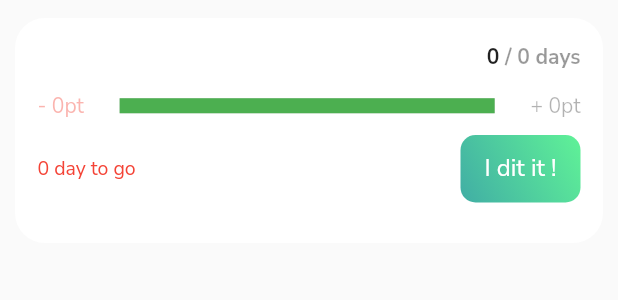
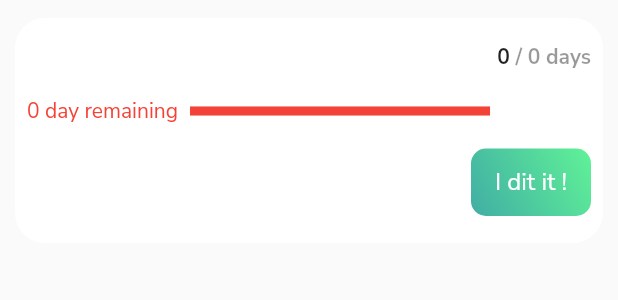
Before and after one commit to Nolab0/Jindo, a Flutter app: the HabitCard widget shown alone on an empty page, opened directly with empty values, on a phone screen of 412 x 824 dp. Shown: the top 300 px of the screen. Run offline on Flutter 3.47's test engine with Material 2 defaults, Android fonts, the light colour scheme and no system bars; our stand-ins replace cloud_firestore, firebase_auth, firebase_core, flutter_spinkit, google_fonts; accounts and stored records are empty; network calls fail.

```diff
--- a/lib/business_logic/auth.dart
+++ b/lib/business_logic/auth.dart
@@ -1,5 +1,6 @@
 import 'package:firebase_auth/firebase_auth.dart';
 import 'package:greennindo/data_access/database.dart';
+import 'package:greennindo/models/habit.dart';
 import 'package:greennindo/models/user_data.dart';
 
 class AuthService {
@@ -19,9 +20,9 @@ class AuthService {
     try {
       UserCredential result = await _auth.signInAnonymously();
       User user = result.user;
-
       //create a new document for the user with the uid
-      await DatabaseService(uid: user.uid).updateUserData("Thibault", 88);
+      await DatabaseService(uid: user.uid)
+          .updateUserData("User", 50, false, []);
       return _userFromFirebaseUser(user);
     } catch (e) {
       print("Log-in anonymously error : " + e.toString());
--- a/lib/business_logic/surveyLogic.dart
+++ b/lib/business_logic/surveyLogic.dart
@@ -2,6 +2,7 @@ import 'dart:convert';
 import 'package:flutter/cupertino.dart';
 import 'package:flutter/material.dart';
 import 'package:flutter/services.dart';
+import 'package:greennindo/models/habit.dart';
 import 'package:greennindo/models/survey_data.dart';
 import 'package:greennindo/data_access/database.dart';
 import 'package:greennindo/models/question.dart';
@@ -30,12 +31,13 @@ void updateName(
     UserData userData, SurveyData survey, int questionIndex, String name) {
   Question question = survey.questions[questionIndex];
   question.answer = name;
-  DatabaseService(uid: userData.uid).updateUserData(name, 50);
+  DatabaseService(uid: userData.uid).updateUserData(name, 50, false, []);
 }
 
 //Finish the survey, save the score in firebase and redirect to the main page
 void finishSurvey(UserData userData, int finalScore, BuildContext context) {
-  DatabaseService(uid: userData.uid).updateUserData(userData.name, finalScore);
+  DatabaseService(uid: userData.uid)
+      .updateUserData(userData.name, finalScore, true, []);
   Navigator.pushReplacement(
       context, MaterialPageRoute(builder: (context) => MainPage()));
 }
--- a/lib/models/habit.dart
+++ b/lib/models/habit.dart
@@ -5,11 +5,77 @@ class Habit {
   int objectiveTimes;
   int gainedPoints; //the amount of points of the habit
   int loosePoints; //amount of loose points if the habit is failed
+  int delay; //the delay in days to take the habit
+  int difficulty; //difficulty in a scale of 10 of the habit
   bool doneToday;
   bool finished;
+  bool selected;
+  bool recommended;
   DateTime limit; //objective should be realize before this date
 
   //constructor
-  Habit(this.name, this.currentTimes, this.objectiveTimes, this.gainedPoints,
-      this.loosePoints, this.doneToday, this.finished, this.limit);
+  Habit(
+      this.name,
+      this.currentTimes,
+      this.objectiveTimes,
+      this.gainedPoints,
+      this.difficulty,
+      this.loosePoints,
+      this.doneToday,
+      this.finished,
+      this.selected,
+      this.delay,
+      this.recommended,
+      this.limit);
+
+  //Methods
+  Habit.fromJson(Map<String, dynamic> json)
+      : name = json['name'],
+        currentTimes = 0,
+        objectiveTimes = json['objectiveTimes'],
+        gainedPoints = json['gainedPoints'],
+        difficulty = json['difficulty'],
+        loosePoints = json['loosePoints'],
+        doneToday = false,
+        selected = false,
+        finished = false,
+        delay = json['delay'],
+        recommended = false,
+        limit = DateTime.now().add(Duration(days: json['delay']));
+
+  Habit.fromFirestore(Map<String, dynamic> json)
+      : name = json['name'],
+        currentTimes = json['currentTimes'],
+        objectiveTimes = json['objectiveTimes'],
+        gainedPoints = json['gainedPoints'],
+        loosePoints = json['loosePoints'],
+        difficulty = json['difficulty'],
+        doneToday = json['doneToday'],
+        selected = json['selected'],
+        finished = json['finished'],
+        delay = json['delay'],
+        recommended = json['recommended'],
+        limit = json['limit'].toDate();
+
+  Map<String, dynamic> toJson() {
+    return {
+      'name': name,
+      'currentTimes': currentTimes,
+      'objectiveTimes': objectiveTimes,
+      'gainedPoints': gainedPoints,
+      'loosePoints': loosePoints,
+      'difficulty': difficulty,
+      'doneToday': doneToday,
+      'selected': selected,
+      'finished': finished,
+      'delay': delay,
+      'recommended': recommended,
+      'limit': limit
+    };
+  }
+
+  //Select or deselect an habit
+  void select() {
+    selected = !selected;
+  }
 }
--- a/lib/models/survey_data.dart
+++ b/lib/models/survey_data.dart
@@ -1,5 +1,3 @@
-import 'dart:convert';
-
 import 'package:greennindo/models/question.dart';
 
 //Class that contain data for the survey
--- a/lib/presentation/partialViews/answerCard.dart
+++ b/lib/presentation/partialViews/answerCard.dart
@@ -10,7 +10,7 @@ class Option extends StatelessWidget {
     return Container(
         width: 100,
         height: 70,
-        margin: EdgeInsets.symmetric(vertical: 25, horizontal: 15),
+        margin: EdgeInsets.symmetric(vertical: 20, horizontal: 15),
         padding: EdgeInsets.symmetric(horizontal: 20, vertical: 10),
         decoration: BoxDecoration(
             border: Border.all(
--- a/lib/presentation/partialViews/habitCard.dart
+++ b/lib/presentation/partialViews/habitCard.dart
@@ -4,8 +4,9 @@ import 'package:greennindo/models/habit.dart';
 import 'package:greennindo/presentation/utilities/color.dart';
 import 'package:greennindo/presentation/utilities/gradientButton.dart';
 
+//Class for habit card in the main page
 class HabitCard extends StatefulWidget {
-  Habit habit;
+  final Habit habit;
   HabitCard({@required this.habit});
   @override
   _HabitCardState createState() => _HabitCardState();
@@ -22,7 +23,7 @@ class _HabitCardState extends State<HabitCard> {
   void initState() {
     habit = widget.habit;
     daysRemaining = habit.limit.difference(DateTime.now()).inDays;
-    if (daysRemaining - habit.objectiveTimes < 0) {
+    if (daysRemaining - (habit.objectiveTimes - habit.currentTimes) < 0) {
       impossible = true;
     }
     if (daysRemaining > 1) {
@@ -37,10 +38,8 @@ class _HabitCardState extends State<HabitCard> {
       width: double.infinity,
       height: 150,
       margin: EdgeInsets.symmetric(horizontal: 10, vertical: 12),
-      padding: EdgeInsets.symmetric(vertical: 15, horizontal: 15),
-      child: Column(
-        crossAxisAlignment: CrossAxisAlignment.start,
-        children: [
+      padding: EdgeInsets.fromLTRB(8, 15, 8, 5),
+      child: Column(crossAxisAlignment: CrossAxisAlignment.start, children: [
         Row(
           mainAxisAlignment: MainAxisAlignment.spaceBetween,
           children: [
@@ -74,45 +73,29 @@ class _HabitCardState extends State<HabitCard> {
           ],
         ),
         Container(
-            margin: EdgeInsets.fromLTRB(0, 12, 0, 10),
+          padding: EdgeInsets.symmetric(vertical: 10),
           child: Row(
-              mainAxisAlignment: MainAxisAlignment.spaceBetween,
             children: [
-                Text(
-                  "- " + habit.loosePoints.toString() + "pt",
-                  style: TextStyle(color: Colors.red.withOpacity(0.4)),
-                ),
+              Text(daysRemaining.toString() + " " + day + " remaining",
+                  style: TextStyle(
+                    color: daysRemaining > 2 ? Colors.black : Colors.red,
+                  )),
               Container(
-                  width: 250,
+                margin: EdgeInsets.symmetric(vertical: 12, horizontal: 8),
+                width: 200,
                 child: LinearProgressIndicator(
-                      minHeight: 10,
-                      valueColor: AlwaysStoppedAnimation<Color>(Colors.green),
-                      backgroundColor: Colors.grey.withOpacity(0.5),
-                      value: habit.currentTimes / habit.objectiveTimes),
-                ),
-                Text(
-                  "+ " + habit.gainedPoints.toString() + "pt",
-                  style: TextStyle(
-                      color: habit.finished
-                          ? Colors.black
-                          : Colors.black.withOpacity(0.3)),
+                    minHeight: 6,
+                    backgroundColor: Colors.grey[300],
+                    color: daysRemaining > 2 ? Colors.green : Colors.red,
+                    value: daysRemaining / habit.delay),
               )
             ],
           ),
         ),
-          Row(mainAxisAlignment: MainAxisAlignment.spaceBetween, children: [
-            if (!habit.finished)
-              Container(
-                width: 150,
-                child: Text(
-                  daysRemaining.toString() + " " + day + " to go",
-                  style: TextStyle(
-                      fontSize: 13,
-                      color: daysRemaining <= 2 ? Colors.red : Colors.black),
-                ),
-              ),
-            if (habit.finished)
-              GestureDetector(
+        Align(
+            alignment: Alignment.bottomRight,
+            child: habit.finished
+                ? GestureDetector(
                     child: GradientButton(
                       width: 150,
                       height: 50,
@@ -128,8 +111,8 @@ class _HabitCardState extends State<HabitCard> {
                       //TODO: redirect to habit choose screen
                     },
                   )
-            else if (impossible)
-              GestureDetector(
+                : impossible
+                    ? GestureDetector(
                         child: GradientButton(
                           border: false,
                           width: 80,
@@ -147,14 +130,12 @@ class _HabitCardState extends State<HabitCard> {
                           //TODO: redirect to loose point screen
                         },
                       )
-            else
-              Align(
-                  alignment: Alignment.topRight,
-                  child: (GestureDetector(
+                    : GestureDetector(
                         child: GradientButton(
                           width: 80,
                           height: 45,
-                      gradient: habit.doneToday ? whiteGradient() : gradient(),
+                          gradient:
+                              habit.doneToday ? whiteGradient() : gradient(),
                           border: habit.doneToday,
                           text: Text(
                             habit.doneToday ? "Done for today" : "I dit it !",
@@ -174,16 +155,82 @@ class _HabitCardState extends State<HabitCard> {
                                   setState(() {
                                     habit.doneToday = true;
                                     habit.currentTimes++;
-                                if (habit.currentTimes == habit.objectiveTimes)
+                                    if (habit.currentTimes ==
+                                        habit.objectiveTimes)
                                       habit.finished = true;
                                   });
                               },
-                  )))
-          ])
-        ],
-      ),
+                      )),
+      ]),
       decoration: BoxDecoration(
           color: Colors.white, borderRadius: BorderRadius.circular(20)),
     );
   }
 }
+
+//Class for habit card in the add page
+class HabitCardAdd extends StatelessWidget {
+  final Habit habit;
+  HabitCardAdd({this.habit});
+  @override
+  Widget build(BuildContext context) {
+    return Container(
+      width: 360,
+      height: 120,
+      margin: EdgeInsets.symmetric(horizontal: 8, vertical: 8),
+      padding: EdgeInsets.symmetric(vertical: 10, horizontal: 15),
+      child: Column(
+        crossAxisAlignment: CrossAxisAlignment.start,
+        mainAxisAlignment: MainAxisAlignment.spaceAround,
+        children: [
+          Row(
+            mainAxisAlignment: MainAxisAlignment.spaceBetween,
+            children: [
+              Text(
+                habit.name,
+                style: TextStyle(
+                  fontSize: 16,
+                  fontWeight: FontWeight.w600,
+                ),
+              ),
+              Column(
+                children: [
+                  Text("Objective: " +
+                      habit.objectiveTimes.toString() +
+                      " days"),
+                  Text("Period: " + habit.delay.toString() + " days")
+                ],
+              )
+            ],
+          ),
+          Row(
+            children: [
+              Text("Difficulty: "),
+              SizedBox(
+                width: 150,
+                child: LinearProgressIndicator(
+                  minHeight: 8,
+                  backgroundColor: Colors.grey[300],
+                  color: Colors.red[300],
+                  value: habit.difficulty / 10,
+                ),
+              ),
+              Text(
+                " + " + habit.gainedPoints.toString(),
+                style: TextStyle(color: Colors.green),
+              ),
+              Text(" / "),
+              Text("- " + habit.loosePoints.toString(),
+                  style: TextStyle(color: Colors.red))
+            ],
+          )
+        ],
+      ),
+      decoration: BoxDecoration(
+          border: Border.all(
+              color: habit.selected ? Colors.green : Colors.white, width: 2),
+          color: Colors.white,
+          borderRadius: BorderRadius.circular(20)),
+    );
+  }
+}
--- a/lib/presentation/views/survey.dart
+++ b/lib/presentation/views/survey.dart
@@ -58,7 +58,7 @@ class _SurveyState extends State<Survey> {
                           children: [
                             Container(
                               padding: EdgeInsets.symmetric(
-                                  vertical: 5, horizontal: 15),
+                                  vertical: 5, horizontal: 10),
                               width: double.infinity,
                               height: 200,
                               child: Column(
--- a/lib/presentation/views/welcomePage.dart
+++ b/lib/presentation/views/welcomePage.dart
@@ -3,6 +3,7 @@ import 'package:flutter/cupertino.dart';
 import 'package:flutter/material.dart';
 import 'package:flutter/rendering.dart';
 import 'package:greennindo/business_logic/auth.dart';
+import 'package:greennindo/presentation/views/survey.dart';
 
 import 'loading.dart';
 
--- a/pubspec.yaml
+++ b/pubspec.yaml
@@ -53,6 +53,7 @@ flutter:
   # To add assets to your application, add an assets section, like this:
   assets:
       - assets/data/survey.json
+      - assets/data/habits.json
       - assets/images/appView.png
       - assets/images/progress.png
       - assets/images/walking.png
```
Also changed, not shown: assets/data/habits.json (added, +42 -0 lines), lib/business_logic/habitSelectionLogic.dart (added, +60 -0 lines), lib/business_logic/wrapper.dart (+13 -2 lines), lib/data_access/database.dart (+29 -5 lines), lib/models/user_data.dart (+6 -2 lines), lib/presentation/utilities/color.dart (+10 -0 lines), lib/presentation/views/habitePage.dart (added, +172 -0 lines), lib/presentation/views/mainPage.dart (+43 -17 lines). Lines whose indentation alone changed are shown as unchanged.
